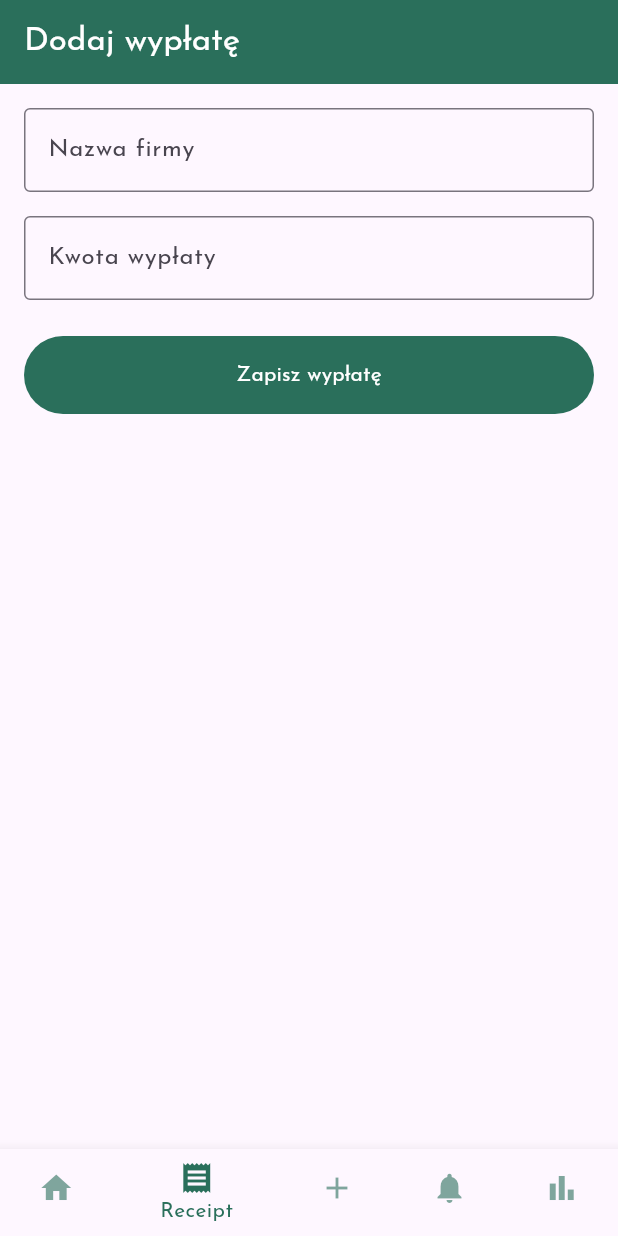
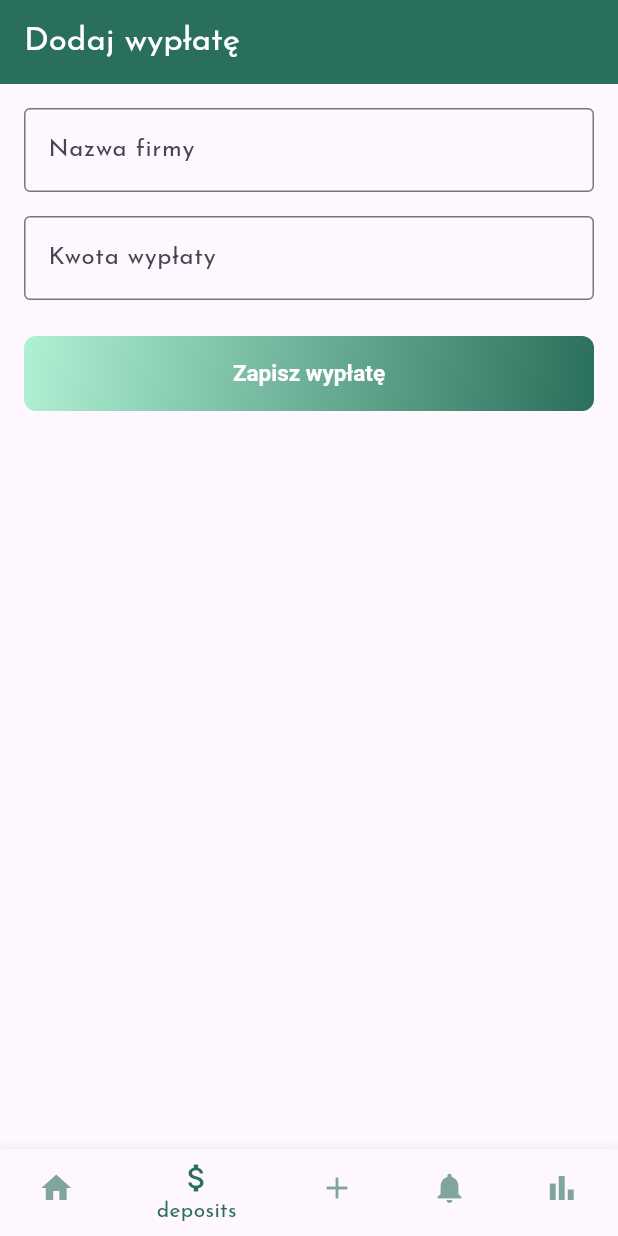
Before and after one commit to newbadstyle/finanse, a Flutter app: the BalancePage screen opened directly, item 2 of the bottom bar chosen, on a phone screen of 412 x 824 dp. Run offline on Flutter 3.47's test engine with Material 3 defaults, Android fonts, the light colour scheme and no system bars; our stand-ins replace firebase_auth, firebase_core, firebase_database, lottie; accounts and stored records are empty.

Commit message:
feat: Update BalancePage navigation and enhance ReceiptPage UI with gradient button

```diff
--- a/lib/balance_page.dart
+++ b/lib/balance_page.dart
@@ -217,7 +217,10 @@ class _BalancePageState extends State<BalancePage> {
       bottomNavigationBar: BottomNavigationBar(
         items: const [
           BottomNavigationBarItem(icon: Icon(Icons.home), label: 'Home'),
-          BottomNavigationBarItem(icon: Icon(Icons.receipt), label: 'Receipt'),
+          BottomNavigationBarItem(
+            icon: Icon(Icons.attach_money_outlined),
+            label: 'deposits',
+          ),
           BottomNavigationBarItem(icon: Icon(Icons.add), label: 'Add'),
           BottomNavigationBarItem(
             icon: Icon(Icons.notifications),
--- a/lib/receipt_page.dart
+++ b/lib/receipt_page.dart
@@ -70,6 +70,7 @@ class _ReceiptPageState extends State<ReceiptPage> {
     return Scaffold(
       appBar: AppBar(
         title: const Text("Dodaj wypłatę"),
+        automaticallyImplyLeading: false,
         backgroundColor: const Color(0xFF2A6F5B),
         foregroundColor: Colors.white,
         elevation: 0,
@@ -95,17 +96,35 @@ class _ReceiptPageState extends State<ReceiptPage> {
               ),
             ),
             const SizedBox(height: 24),
-            SizedBox(
-              width: double.infinity,
-              child: ElevatedButton(
-                onPressed: _submitSalary,
-                style: ElevatedButton.styleFrom(
-                  backgroundColor: const Color(0xFF2A6F5B),
-                  foregroundColor: Colors.white,
-                  elevation: 0,
-                  padding: const EdgeInsets.symmetric(vertical: 16),
+            Padding(
+              padding: const EdgeInsets.symmetric(horizontal: 0.0),
+              child: SizedBox(
+                width: double.infinity,
+                child: Container(
+                  decoration: const BoxDecoration(
+                    gradient: LinearGradient(
+                      colors: [Color(0xFFB0F1D4), Color(0xFF2A6F5B)],
+                      begin: Alignment.topLeft,
+                      end: Alignment.bottomRight,
+                    ),
+                    borderRadius: BorderRadius.all(Radius.circular(8)),
+                  ),
+                  child: FilledButton(
+                    style: FilledButton.styleFrom(
+                      minimumSize: const Size(300, 40),
+                      backgroundColor: Colors.transparent,
+                      foregroundColor: Colors.white,
+                      elevation: 0,
+                      padding: const EdgeInsets.symmetric(vertical: 16),
+                      textStyle: const TextStyle(
+                        fontSize: 15,
+                        fontWeight: FontWeight.bold,
+                      ),
+                    ),
+                    onPressed: _submitSalary,
+                    child: const Text('Zapisz wypłatę'),
+                  ),
                 ),
-                child: const Text('Zapisz wypłatę'),
               ),
             ),
           ],
```
